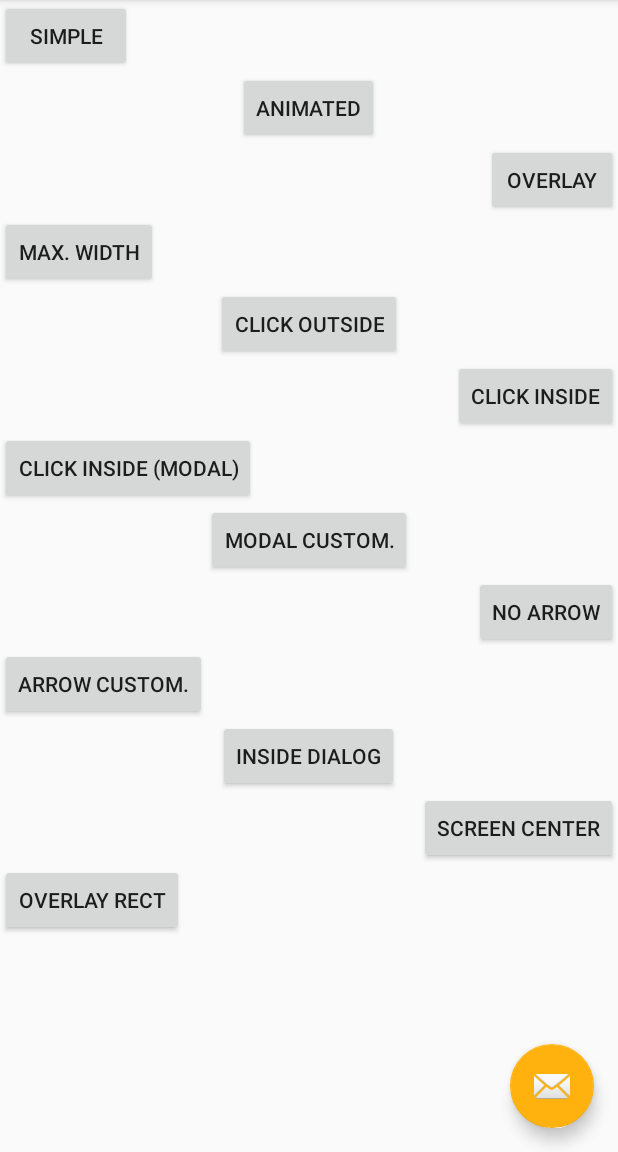
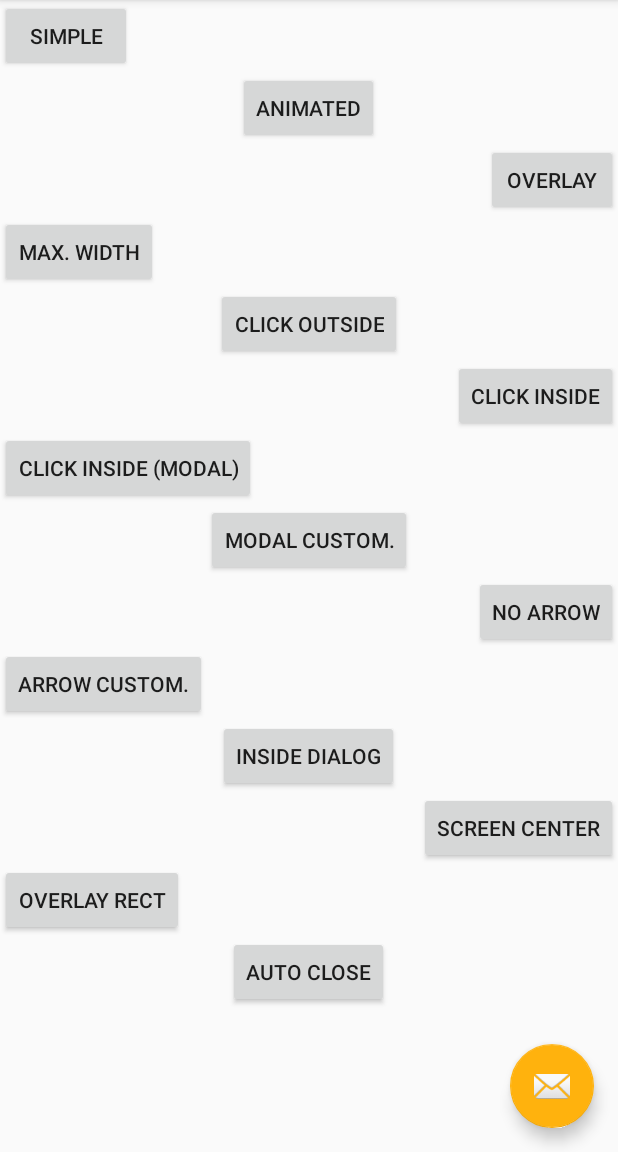
Before and after one commit to douglasjunior/android-simple-tooltip, an Android app: the screen it shows after launch (MainActivity), on a phone screen of 412 x 824 dp, the part 84-1236 px from its top. Run offline under Robolectric (Android 15) with nearby library versions, the phone set to English and light mode, and no system bars.

Commit message:
Added "auto close" example

```diff
--- a/sample/src/main/res/layout/activity_main.xml
+++ b/sample/src/main/res/layout/activity_main.xml
@@ -120,6 +120,13 @@
                 android:layout_height="wrap_content"
                 android:layout_gravity="start"
                 android:text="@string/btn_overlay_rect" />
+
+            <Button
+                android:id="@+id/btn_auto_close"
+                android:layout_width="wrap_content"
+                android:layout_height="wrap_content"
+                android:layout_gravity="center"
+                android:text="@string/btn_auto_close" />
         </LinearLayout>
     </ScrollView>
 
--- a/sample/src/main/res/values/strings.xml
+++ b/sample/src/main/res/values/strings.xml
@@ -20,5 +20,6 @@
     <string name="btn_dialog">Inside dialog</string>
     <string name="btn_center">Screen center</string>
     <string name="btn_overlay_rect">Overlay Rect</string>
+    <string name="btn_auto_close">Auto Close</string>
 
 </resources>
```
Also changed, not shown: sample/src/main/java/io/github/douglasjunior/androidSimpleTooltip/sample/MainActivity.java (+19 -0 lines).
